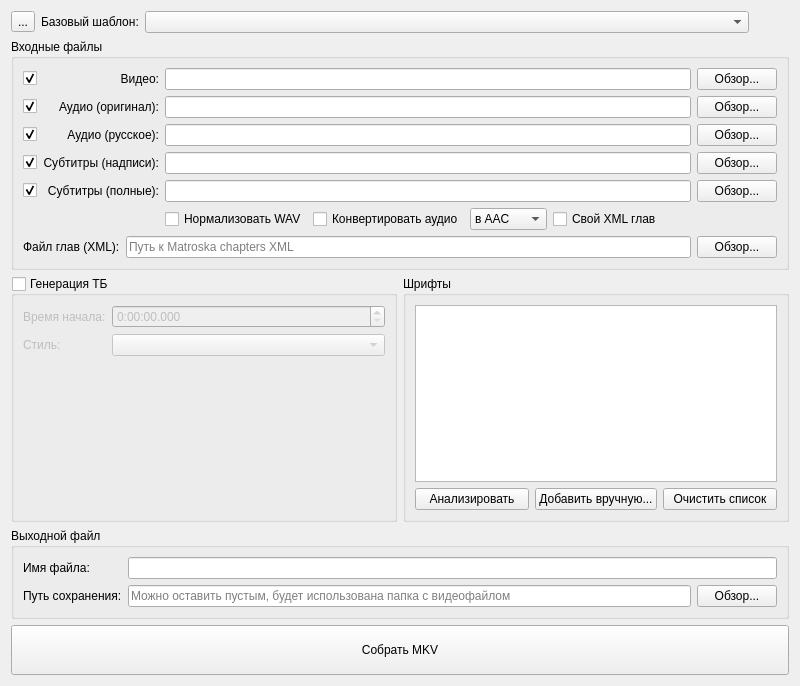
Above: ui/manualassemblywidget.ui from IceHoles/DubbingTool before the change. Below: the same form after it.
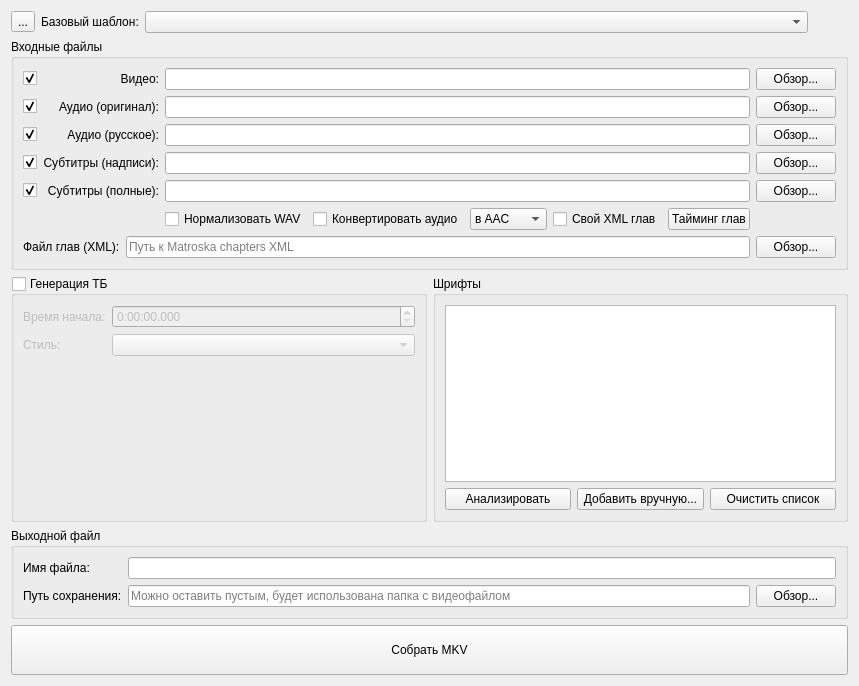
That is the form after the change.

Commit message: Add chapter timing dialog

```diff
--- a/ui/manualassemblywidget.ui
+++ b/ui/manualassemblywidget.ui
@@ -257,6 +257,13 @@
           </property>
          </widget>
         </item>
+        <item>
+         <widget class="QPushButton" name="chapterTimingsButton">
+          <property name="text">
+           <string>Тайминг глав</string>
+          </property>
+         </widget>
+        </item>
         <item>
          <spacer name="horizontalSpacer_2">
           <property name="orientation">
```
The commit also changes 16 other files.
